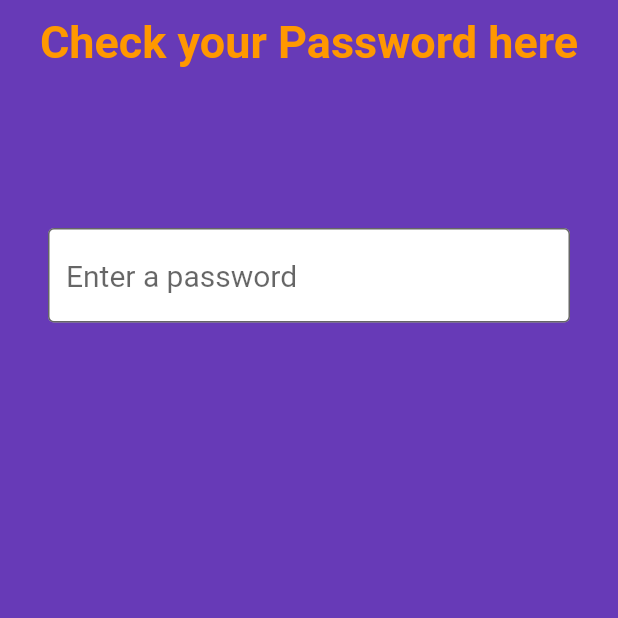
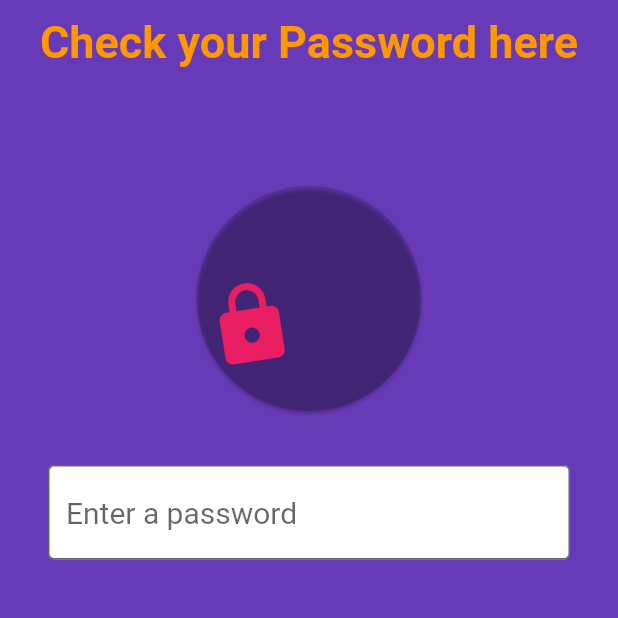
Before and after one commit to Rohit-RA-2020/flutter_password_checker, a Flutter app: the screen it shows after launch, on a phone screen of 412 x 824 dp, the top half of it. Run offline on Flutter 3.47's test engine with Material 2 defaults, Android fonts, the phone set to English and light mode, and no system bars; our stand-ins replace google_fonts.

Commit message:
dart.math

```diff
--- a/lib/main.dart
+++ b/lib/main.dart
@@ -129,7 +129,30 @@ class _MyHomePageState extends State<MyHomePage> with TickerProviderStateMixin {
   }
 
   Stack _validationStack() {
-    return Stack();
+    return Stack(
+      alignment: Alignment.bottomLeft,
+      children: <Widget>[
+        Card(
+          shape: CircleBorder(),
+          color: Colors.black12,
+          child: Container(
+            height: 150,
+            width: 150,
+          ),
+        ),
+        Padding(
+          padding: const EdgeInsets.only(bottom: 32.0, left: 10),
+          child: Transform.rotate(
+            angle: -math.pi / 20,
+            child: Icon(
+              Icons.lock,
+              color: Colors.pink,
+              size: 60,
+            ),
+          ),
+        )
+      ],
+    );
   }
 
   bool _allValid() {
```
